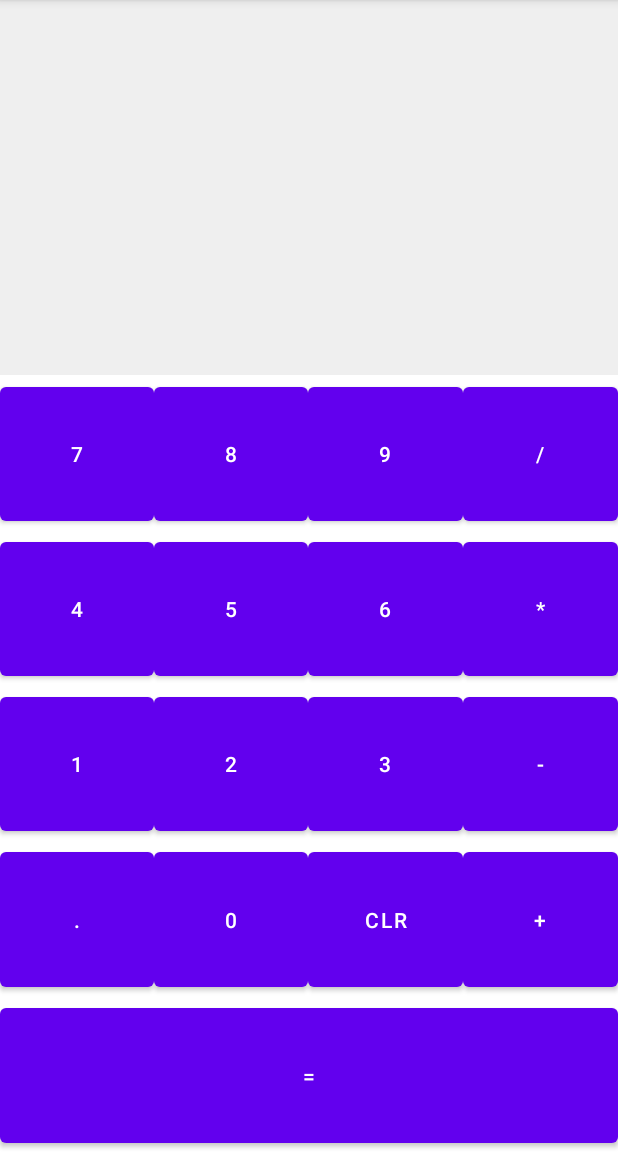
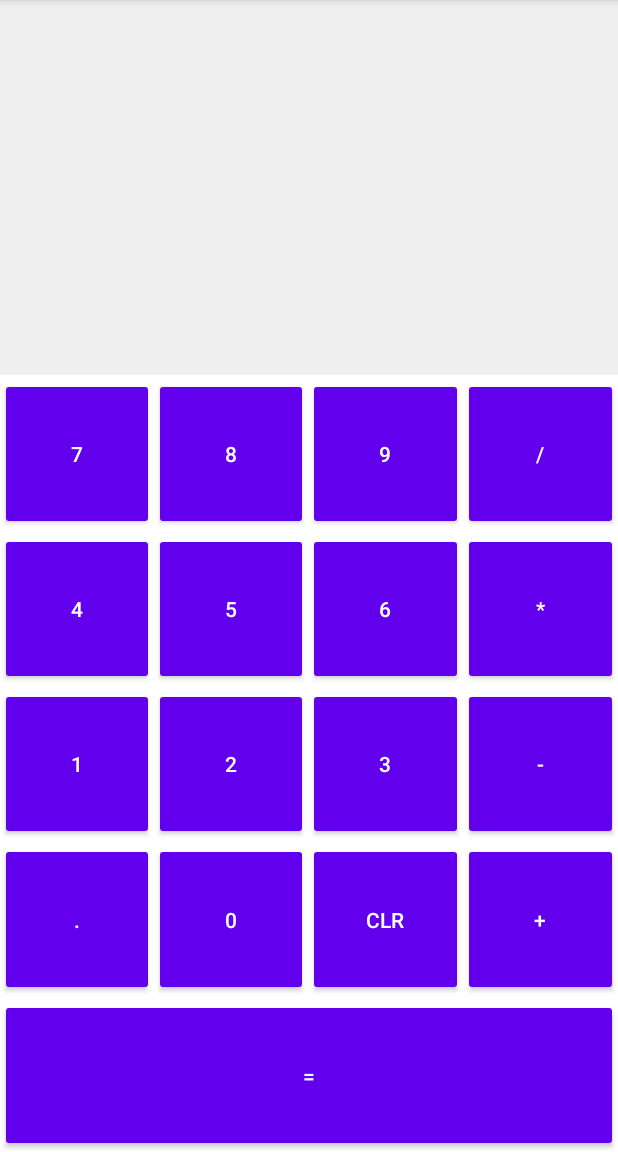
Before and after one commit to mjramal/CalculatorApp, an Android app: the screen it shows after launch (MainActivity), on a phone screen of 412 x 824 dp, the part 84-1236 px from its top. Run offline under Robolectric (Android 15) with nearby library versions, the phone set to English and light mode, and no system bars.

Commit message:
app finished

```diff
--- a/app/src/main/res/layout/activity_main.xml
+++ b/app/src/main/res/layout/activity_main.xml
@@ -15,6 +15,8 @@
         android:background="#efefef"
         android:textSize="48sp"
         android:maxLength="12"
+        android:padding="10dp"
+        android:gravity="right|center_vertical|bottom"
 
         />
 
@@ -29,6 +31,7 @@
 
 
         <Button
+            style="@style/Widget.AppCompat.Button"
             android:id="@+id/btnSeven"
             android:layout_width="0dp"
             android:layout_height="match_parent"
@@ -39,6 +42,7 @@
             />
 
         <Button
+            style="@style/Widget.AppCompat.Button"
             android:id="@+id/btnEight"
             android:layout_width="0dp"
             android:layout_height="match_parent"
@@ -48,6 +52,7 @@
 
             />
         <Button
+            style="@style/Widget.AppCompat.Button"
             android:id="@+id/btnNine"
             android:layout_width="0dp"
             android:layout_height="match_parent"
@@ -57,12 +62,13 @@
 
             />
         <Button
+            style="@style/Widget.AppCompat.Button"
             android:id="@+id/btnDivide"
             android:layout_width="0dp"
             android:layout_height="match_parent"
             android:layout_weight="1"
             android:text="/"
-            android:onClick="onDigit"
+            android:onClick="onOperator"
 
             />
 
@@ -77,19 +83,19 @@
         android:orientation="horizontal">
 
 
-
-
         <Button
             android:id="@+id/btnFour"
+            style="@style/Widget.AppCompat.Button"
             android:layout_width="0dp"
             android:layout_height="match_parent"
             android:layout_weight="1"
+            android:onClick="onDigit"
             android:text="4"
-            android:onClick="onDigit"
 
             />
 
         <Button
+            style="@style/Widget.AppCompat.Button"
             android:id="@+id/btnFive"
             android:layout_width="0dp"
             android:layout_height="match_parent"
@@ -97,8 +103,10 @@
             android:text="5"
             android:onClick="onDigit"
 
+
             />
         <Button
+            style="@style/Widget.AppCompat.Button"
             android:id="@+id/btnSix"
             android:layout_width="0dp"
             android:layout_height="match_parent"
@@ -113,7 +121,8 @@
             android:layout_height="match_parent"
             android:layout_weight="1"
             android:text="*"
-            android:onClick="onDigit"
+            android:onClick="onOperator"
+            style="@style/Widget.AppCompat.Button"
 
             />
 
@@ -136,6 +145,7 @@
             android:layout_weight="1"
             android:text="1"
             android:onClick="onDigit"
+            style="@style/Widget.AppCompat.Button"
 
             />
 
@@ -146,6 +156,7 @@
             android:layout_weight="1"
             android:text="2"
             android:onClick="onDigit"
+            style="@style/Widget.AppCompat.Button"
 
             />
         <Button
@@ -155,6 +166,7 @@
             android:layout_weight="1"
             android:text="3"
             android:onClick="onDigit"
+            style="@style/Widget.AppCompat.Button"
 
             />
         <Button
@@ -163,7 +175,8 @@
             android:layout_height="match_parent"
             android:layout_weight="1"
             android:text="-"
-            android:onClick="onDigit"
+            android:onClick="onOperator"
+            style="@style/Widget.AppCompat.Button"
 
             />
 
@@ -185,7 +198,8 @@
             android:layout_height="match_parent"
             android:layout_weight="1"
             android:text="."
-            android:onClick="onDigit"
+            android:onClick="onDecimalPoint"
+            style="@style/Widget.AppCompat.Button"
 
             />
 
@@ -194,8 +208,9 @@
             android:layout_width="0dp"
             android:layout_height="match_parent"
             android:layout_weight="1"
+            android:onClick="onDigit"
             android:text="0"
-            android:onClick="onDigit"
+            style="@style/Widget.AppCompat.Button"
 
             />
         <Button
@@ -204,7 +219,8 @@
             android:layout_height="match_parent"
             android:layout_weight="1"
             android:text="CLR"
-            android:onClick="onDigit"
+            android:onClick="onClear"
+            style="@style/Widget.AppCompat.Button"
 
             />
         <Button
@@ -213,7 +229,8 @@
             android:layout_height="match_parent"
             android:layout_weight="1"
             android:text="+"
-            android:onClick="onDigit"
+            android:onClick="onOperator"
+            style="@style/Widget.AppCompat.Button"
 
             />
 
@@ -232,6 +249,8 @@
                 android:layout_width="match_parent"
                 android:layout_height="match_parent"
                 android:text="="
+                style="@style/Widget.AppCompat.Button"
+                android:onClick="onEqual"
                 />
 
 
```
Also changed, not shown: app/src/main/java/mario/training/calculatorapp/MainActivity.kt (+104 -1 lines).
